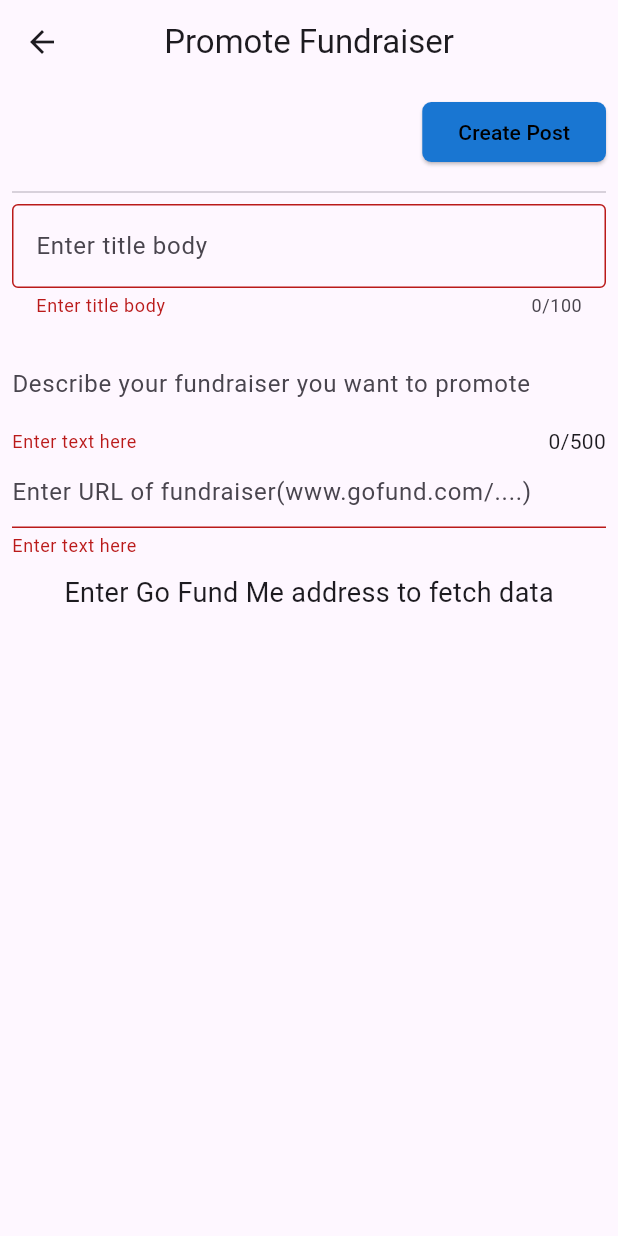
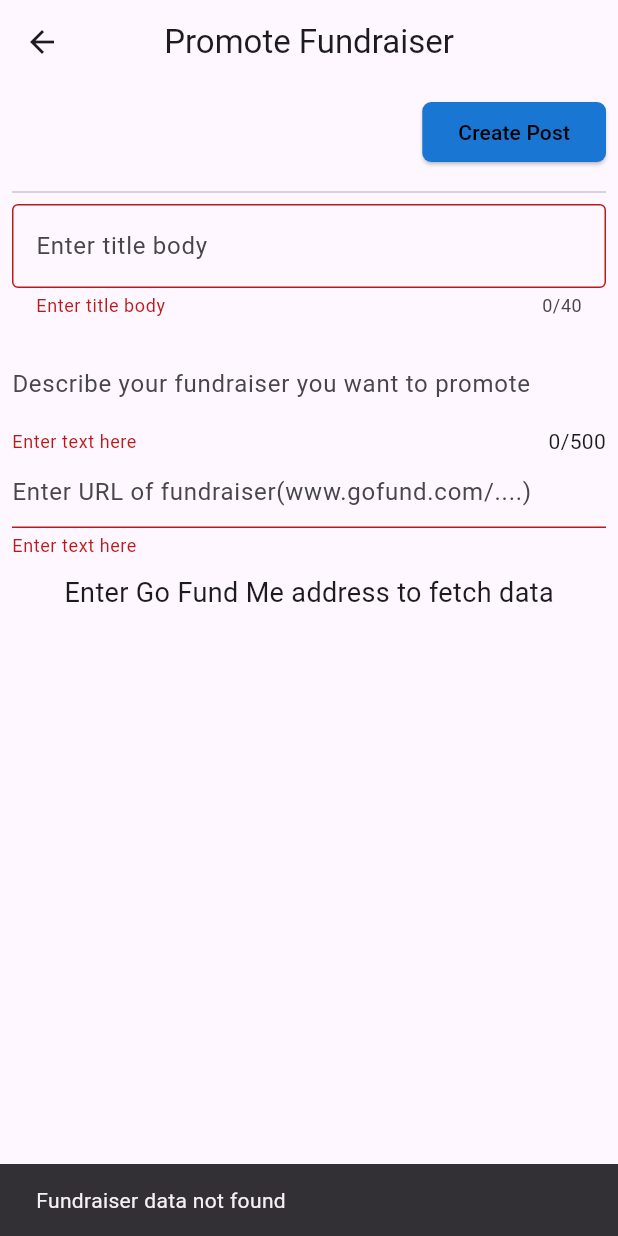
Before and after one commit to AF-Jama/FundLinker, a Flutter app: the MainScreen screen opened directly, item 2 of the bottom bar chosen, after a tap on "Create Post", on a phone screen of 412 x 824 dp. Run offline on Flutter 3.47's test engine with Material 3 defaults, Android fonts, the light colour scheme and no system bars; our stand-ins replace avatar_glow, cloud_firestore, dotted_border, firebase_auth, firebase_core, firebase_storage and 5 more; missing offline and left inert: redis_dart; accounts and stored records are empty; network calls fail.

Commit message:
Implemented post screen UI logic to display user post. Next steps: implement redis cache to limit direct db queries, further refactor and styling.

```diff
--- /dev/null
+++ b/lib/components/LoadingStats/LoadingStats.dart
@@ -0,0 +1,15 @@
+import 'package:flutter/material.dart';
+import 'package:shimmer/shimmer.dart';
+
+class LoadingState extends StatelessWidget {
+  const LoadingState({super.key});
+
+  @override
+  Widget build(BuildContext context) {
+    return Shimmer.fromColors(
+      baseColor: Colors.grey,
+      highlightColor: Colors.white,
+      child: const SizedBox(width: 220,child: Card()),
+      );
+  }
+}
--- a/lib/main.dart
+++ b/lib/main.dart
@@ -19,7 +19,7 @@ void main() async {
   options: DefaultFirebaseOptions.currentPlatform,
 
   );
-  // final RedisClient client  = await Redis.getRedisClient();
+  await Redis.getRedisClient();
   // await connectToFirebaseEmulator();
   runApp(const MyApp());
 }
--- a/lib/screens/CreateScreen/CreateScreen.dart
+++ b/lib/screens/CreateScreen/CreateScreen.dart
@@ -2,6 +2,7 @@
 
 import 'package:flutter/material.dart';
 import 'package:fundlinker/components/LoadingCard/LoadingCard.dart';
+import 'package:fundlinker/components/LoadingStats/LoadingStats.dart';
 import 'package:fundlinker/screens/MainScreen/MainScreen.dart';
 import 'package:fundlinker/utils/firebase.dart';
 import 'package:fundlinker/utils/utils.dart';
@@ -25,6 +26,8 @@ class _CreateScreenState extends State<CreateScreen> {
   final URLcontroller = TextEditingController(); // url controller
 
   String urlString = '';
+  bool isDataFound = false; // is data found state
+  Scrape? scrapeData; // scrape data state
 
 
   @override
@@ -47,8 +50,8 @@ class _CreateScreenState extends State<CreateScreen> {
 
                   ElevatedButton(
                     onPressed: () async {
-                      if(_formKey.currentState!.validate()){
-                        // triggered if descendants of form widget return true
+                      if(_formKey.currentState!.validate() && isDataFound){
+                        // triggered if descendants of form widget return true and data is found
                         try{
                           // throw "Error";
                           setState(() {
@@ -56,7 +59,7 @@ class _CreateScreenState extends State<CreateScreen> {
                           });
 
 
-                          await Firestore.addPost(headingController.value.text, bodyController.value.text, Authentication.uid!,URLcontroller.value.text);
+                          await Firestore.addPost(headingController.value.text, bodyController.value.text, Authentication.uid!,URLcontroller.value.text,scrapeData!.identifier,scrapeData!);
 
                           setState(() {
                             isSubmitting = false;
@@ -65,11 +68,16 @@ class _CreateScreenState extends State<CreateScreen> {
                           Navigator.of(context).pushAndRemoveUntil(MaterialPageRoute(builder: (context) => const MainScreen(),), (route) => false);
 
                         }catch(error){
+                          print(error);
                           setState(() {
                             isSubmitting = false;
                           });
                           ScaffoldMessenger.of(context).showSnackBar(const SnackBar(content: Text("Error posting, please try again later")));
                         }
+                      }
+
+                      else{
+                        ScaffoldMessenger.of(context).showSnackBar(const SnackBar(content: Text("Fundraiser data not found")));
                       }
 
 
@@ -99,7 +107,7 @@ class _CreateScreenState extends State<CreateScreen> {
                     border: OutlineInputBorder(),
                     hintText: 'Enter title body',
                   ),
-                  maxLength: 100,
+                  maxLength: 40,
                   validator: (value) {
                     if (value == null || value.isEmpty) {
                       return 'Enter title body';
@@ -195,18 +203,36 @@ class _CreateScreenState extends State<CreateScreen> {
 
                 const SizedBox(height: 10,),
 
+                // if(isDataFound)
+                //   Text("SUCCESFULL"),
+
+                // const SizedBox(height: 10,),
+
                 FutureBuilder(
                   future: getFundraiserData(urlString),
                   builder: (context, snapshot) {
                     if(urlString.isEmpty){
+                      isDataFound = false;
+                      scrapeData = null;
                       return const Center(child: Text("Enter Go Fund Me address to fetch data",style: TextStyle(fontSize: 18.0),));
                     }
 
-                    if(snapshot.data==null){
-                      return const Center(child: Text("No data found, at this moment",style: TextStyle(fontSize: 17.0),));
-                    }
+                      if(snapshot.data==null){
+                        isDataFound = false;
+                        scrapeData = null;
+                        return const Center(child: Text("No data found, at this moment",style: TextStyle(fontSize: 17.0),));
+                      }
 
                     if(snapshot.hasData){
+
+                      isDataFound = true;
+                      scrapeData = Scrape(
+                      currentTotal: snapshot.data!.currentTotal,
+                      donaters: snapshot.data!.donaters,
+                      goal: snapshot.data!.goal ,
+                      title: snapshot.data!.title,
+                      hero: snapshot.data!.hero,
+                      identifier: snapshot.data!.identifier);
 
                       return SizedBox(
                         height: 115,
@@ -256,15 +282,21 @@ class _CreateScreenState extends State<CreateScreen> {
                           ]));
                     }
 
+                    isDataFound = false;
+                    scrapeData = null;
 
-                  return Column(
-                  children: [
-                    LoadingCard(),
-                    LoadingCard(),
-                    LoadingCard(),
-                    LoadingCard(),
-                    LoadingCard(),
-                  ],);
+
+                  return SizedBox(
+                    height: 115 ,
+                    child: ListView(
+                      scrollDirection: Axis.horizontal,
+                      children: const [
+                        LoadingState(),
+                        LoadingState(),
+                        LoadingState()
+                      ],
+                    ),
+                  );
                   },)
 
 
--- a/lib/screens/MainScreen/MainScreen.dart
+++ b/lib/screens/MainScreen/MainScreen.dart
@@ -1,6 +1,7 @@
 import 'package:cloud_firestore/cloud_firestore.dart';
 import 'package:flutter/material.dart';
 import 'package:fundlinker/components/LoadingCard/LoadingCard.dart';
+import 'package:fundlinker/components/LoadingStats/LoadingStats.dart';
 import 'package:fundlinker/utils/utils.dart';
 import 'package:shimmer/shimmer.dart';
 import 'package:fundlinker/utils/firebase.dart';
@@ -91,25 +92,29 @@ class _MainScreenState extends State<MainScreen> {
           child: Column(
             crossAxisAlignment: CrossAxisAlignment.start,
             children: [
-              SizedBox(
+              FutureBuilder(
+                future: Future.wait([Firestore.getNumberOfPosts(Authentication.uid!),Firestore.getUserFollowersCount(Authentication.uid!)]),
+                builder: (context, snapshot) {
+                  if(snapshot.hasData){
+                    return SizedBox(
                       height: 115,
                       child: ListView(
 
 
                         scrollDirection: Axis.horizontal,
-                  children: const [
+                        children: [
                           SizedBox(
                             width: 220,
                             child: Card(
                               child: Column(
                                 crossAxisAlignment: CrossAxisAlignment.start,
                                 children: [
-                          ListTile(title: Text("Total Fundraisers"),leading: Icon(Icons.star),),
-                          Align(alignment: Alignment.center,child: Text("4",style: TextStyle(fontSize: 18.0,fontWeight: FontWeight.bold,)))
+                                const ListTile(title: Text("Total Fundraisers"),leading: Icon(Icons.star),),
+                                Align(alignment: Alignment.center,child: Text("${snapshot.data![0]}",style: const TextStyle(fontSize: 18.0,fontWeight: FontWeight.bold,)))
                               ],),),
                           ),
 
-                    SizedBox(
+                          const SizedBox(
                             width: 220,
                             child: Card(
                               child: Column(
@@ -130,11 +135,11 @@ class _MainScreenState extends State<MainScreen> {
                               child: Column(
                                 crossAxisAlignment: CrossAxisAlignment.start,
                                 children: [
-                          ListTile(title: Text("Followers"),leading: Icon(Icons.person),),
+                                const ListTile(title: Text("Followers"),leading: Icon(Icons.person),),
                                 Row(
                                   mainAxisAlignment: MainAxisAlignment.center,
                                   children: [
-                              Text("400",style: TextStyle(fontSize: 18.0,fontWeight: FontWeight.bold,))
+                                    Text("${snapshot.data![1]}",style: const TextStyle(fontSize: 18.0,fontWeight: FontWeight.bold,))
                                   ],)
                               ],),),
                           ),
@@ -148,7 +153,22 @@ class _MainScreenState extends State<MainScreen> {
                           //       ListTile(title: Text("Card 4"),leading: Icon(Icons.album),)
                           //     ],),),
                           // )
-                  ]) ,),
+                        ]) ,);
+                  }
+
+                  return SizedBox(
+                    height: 115 ,
+                    child: ListView(
+                      scrollDirection: Axis.horizontal,
+                      children: const [
+                        LoadingState(),
+                        LoadingState(),
+                        LoadingState()
+                      ],
+                    ),
+                  );
+                },
+              ),
 
                   const SizedBox(height: 20,),
 
@@ -260,15 +280,76 @@ class _MainScreenState extends State<MainScreen> {
   }
 
   Widget userFeed(){
-    if(_posts.isEmpty){
-      if(!_loading && !_error){
-        return const Center(child: Text("You have no posts in your feed") ,);
-      }
+    // if(_posts.isEmpty){
+    //   if(!_loading && !_error){
+    //     return const Center(child: Text("You have no posts in your feed") ,);
+    //   }
+
+    //   if(_loading){
+    //     return const Center(child: CircularProgressIndicator(),);
+    //   }else if(_error){
+    //     return const Center(child: Text("Error fetching"));
+    //   }
+
+    //   return Column(
+    //     children: [
+    //       LoadingCard(),
+    //       LoadingCard(),
+    //       LoadingCard(),
+    //       LoadingCard(),
+    //       LoadingCard(),
+    //     ],);
+    // }
 
       if(_loading){
         return const Center(child: CircularProgressIndicator(),);
-      }else if(_error){
+      }
+
+      if(_error){
         return const Center(child: Text("Error fetching"));
+      }
+
+      if(_isLastPage && _posts.isEmpty){
+        return const Center(child: Text("End of feed"));
+      }
+
+      if(!_loading && !_error){
+        if(_posts.isEmpty){
+          return const Center(child: Text("You have no posts in your feed") ,);
+        }else{
+
+            return ListView.builder(
+                  controller: _scrollController,
+                  itemCount: _posts.length,
+                  itemBuilder: (context, index) {
+
+                    // if (_error) {
+                    //   return const Center(
+                    //       child: Text("Error")
+                    //   );
+                    // }
+
+                      final Post post = _posts[index];
+                      return Padding(
+                        padding: const EdgeInsets.all(15.0),
+                        child:PostCard(heading: post.heading, body: post.body, postId: post.postId, link: post.link, hero: post.hero ,profilePath: post.imgPath, datetime: post.timeCreated, likes: post.like,isLiked: post.isLiked,)
+                      );
+                    // if(!_loading && !_error){
+                    //   final Post post = _posts[index];
+                    //   return Padding(
+                    //     padding: const EdgeInsets.all(15.0),
+                    //     child:PostCard(heading: post.heading, body: post.body, postId: post.postId, link: post.link, hero: post.hero ,profilePath: post.imgPath, datetime: post.timeCreated, likes: post.like,isLiked: post.isLiked,)
+                    //   );
+
+                    // }
+
+                    // return const Center(
+                    //     child: Padding(
+                    //       padding: EdgeInsets.all(8),
+                    //       child: CircularProgressIndicator(),
+                    //     ));
+                  });
+        }
       }
 
       return Column(
@@ -279,34 +360,7 @@ class _MainScreenState extends State<MainScreen> {
           LoadingCard(),
           LoadingCard(),
         ],);
-    }
 
-    return ListView.builder(
-          controller: _scrollController,
-          itemCount: _posts.length,
-          itemBuilder: (context, index) {
-
-            if (_error) {
-              return const Center(
-                  child: Text("Error")
-              );
-            }
-
-            if(!_loading && !_error){
-              final Post post = _posts[index];
-              return Padding(
-                padding: const EdgeInsets.all(15.0),
-                child:PostCard(heading: post.heading, body: post.body, postId: post.postId, link: post.link, profilePath: post.imgPath, datetime: post.timeCreated, likes: post.like,isLiked: post.isLiked,)
-              );
-
-            }
-
-            return const Center(
-                child: Padding(
-                  padding: EdgeInsets.all(8),
-                  child: CircularProgressIndicator(),
-                ));
-          });
 
 
   }
--- a/lib/screens/UserScreen/UserScreen.dart
+++ b/lib/screens/UserScreen/UserScreen.dart
@@ -119,7 +119,7 @@ class _UserScreenState extends State<UserScreen> {
 
       final isPostLiked = await Firestore.isPostLiked(post.id, widget.user.uid);
 
-      return Post(imgPath: data['link'], heading: data['heading'], body: data['body'], postId: post.id, link: data['link'],timeCreated: data['time_created'],like: data['likes'],isLiked: isPostLiked);
+      return Post(imgPath: data['link'], heading: data['heading'], body: data['body'], postId: post.id, link: data['link'], hero: data['hero_image'],timeCreated: data['time_created'],like: data['likes'],isLiked: isPostLiked);
     },).toList());
 
       setState(() {
@@ -387,7 +387,7 @@ class _UserScreenState extends State<UserScreen> {
               final Post post = _posts[index];
               return Padding(
                 padding: const EdgeInsets.all(15.0),
-                child:PostCard(heading: post.heading, body: post.body, postId: post.postId, link: post.link, profilePath: widget.user.profilePath, datetime: post.timeCreated, likes: post.like,isLiked: post.isLiked,)
+                child:PostCard(heading: post.heading, body: post.body, postId: post.postId, link: post.link, hero: post.hero ,profilePath: widget.user.profilePath, datetime: post.timeCreated, likes: post.like,isLiked: post.isLiked,)
               );
 
             }
--- a/lib/utils/firebase.dart
+++ b/lib/utils/firebase.dart
@@ -40,7 +40,22 @@ class Firestore{
     });
   }
 
-  static Future<DocumentReference<Object?>> addPost(String heading, String body,String uid,String link) async {
+  static Future<DocumentReference<Object?>> addPost(String heading, String body,String uid,String link,String identifier,Scrape data) async {
+    // print("fundraiser:$identifier");
+
+    final Map<String,dynamic> mapData = {
+      'donaters': data.donaters,
+      'goal': data.goal,
+      'hero': data.hero,
+      'identifer': data.identifier,
+      'title': data.title,
+      'currentTotal': data.currentTotal,
+    };
+
+    await client.setMap("fundraiser:$identifier",mapData); // sets fundraiser hash map
+
+    await client.close();
+
     return await posts.add(<String,dynamic>{
       'heading':heading,
       'body':body,
@@ -49,6 +64,7 @@ class Firestore{
       // 'dislikes':0,
       'time_created':DateTime.now(),
       'link':link,
+      'hero_image':data.hero
     });
   }
 
@@ -108,7 +124,7 @@ class Firestore{
 
       final isPostLiked = await Firestore.isPostLiked(post.id, userUid); // returns bool if post is liked
 
-      return Post(imgPath: userData.profilePath, heading: postData['heading'], body: postData['body'], postId: post.id, link: postData['link'],timeCreated: postData['time_created'],like: postData['likes'],isLiked: isPostLiked);
+      return Post(imgPath: userData.profilePath, heading: postData['heading'], body: postData['body'], postId: post.id, link: postData['link'], hero: postData['hero_image'] ,timeCreated: postData['time_created'],like: postData['likes'],isLiked: isPostLiked);
 
     },).toList());
 
@@ -143,13 +159,15 @@ class Firestore{
     return Future.wait(userPostss.docs.map((post) async {
       final Map<String,dynamic> postData = post.data() as Map<String,dynamic>;
 
+      print(postData);
+
       final userUid = postData['uid']; // user id of post document
 
       final userData = await Firestore.getUser(userUid); // returns user object ?? cache
 
       final isPostLiked = await Firestore.isPostLiked(post.id, uid); // returns bool if post is liked
 
-      return Post(imgPath: userData.profilePath, heading: postData['heading'], body: postData['body'], postId: post.id, link: postData['link'],timeCreated: postData['time_created'],like: postData['likes'],isLiked: isPostLiked);
+      return Post(imgPath: userData.profilePath, heading: postData['heading'], body: postData['body'], postId: post.id, link: postData['link'], hero: postData['hero_image'],timeCreated: postData['time_created'],like: postData['likes'],isLiked: isPostLiked);
 
     },).toList());
 
@@ -177,7 +195,7 @@ class Firestore{
     return userPosts.docs.map((post) {
       final Map<String,dynamic> data = post.data() as Map<String,dynamic>;
 
-      return Post(imgPath: data['link'], heading: data['heading'], body: data['body'], postId: post.id, link: data['link'],timeCreated: data['time_created'],like: data['likes'],isLiked: true);
+      return Post(imgPath: data['link'], heading: data['heading'], body: data['body'], postId: post.id, link: data['link'], hero: data['hero_image'],timeCreated: data['time_created'],like: data['likes'],isLiked: true);
     },).toList();
 
 
@@ -292,6 +310,17 @@ class Firestore{
 
   }
 
+  static Future<int> getNumberOfPosts(String uid) async {
+    // returns number of user posts
+    final userPosts = await posts
+    .where("uid",isEqualTo: uid)
+    .get();
+
+    return userPosts.docs.length; // return number of user posts
+
+
+  }
+
   // static Future<void> addProfileImage(File file,String uid) async {
   //   final fileName = basename(file.path);
   //   final destination = 'files/$fileName';
--- a/lib/utils/utils.dart
+++ b/lib/utils/utils.dart
@@ -82,7 +82,7 @@ class Redis{
 
 
 class Post{
-  Post({ this.imgPath, required this.heading, required this.body, required this.postId, required this.link, required this.like ,required this.timeCreated, required this.isLiked });
+  Post({ this.imgPath, required this.heading, required this.body, required this.postId, required this.link, required this.like , required this.hero,required this.timeCreated, required this.isLiked });
 
   String? imgPath; // img path can be actual path or null
   final String heading;
@@ -90,6 +90,7 @@ class Post{
   final String postId;
   final String link;
   final int like;
+  final String hero;
   final Timestamp timeCreated;
   final bool isLiked;
 }
@@ -110,12 +111,14 @@ class AppUser{
 }
 
 class Scrape{
-  Scrape({ required this.currentTotal, required this.donaters, required this.goal, required this.title  });
+  Scrape({ required this.currentTotal, required this.donaters, required this.goal, required this.title, required this.hero, required this.identifier  });
 
   final String currentTotal;
   final String donaters;
   final String goal;
   final String title;
+  final String hero;
+  final String identifier;
 
 }
 
@@ -130,7 +133,7 @@ Future<Scrape?> getFundraiserData(String url) async {
         throw Exception("Unable to fetch data");
       }
 
-      return Scrape(currentTotal: data['data']['current_total'], donaters: data['data']['donaters'], goal: data['data']['goal'], title: data['data']['title']);
+      return Scrape(currentTotal: data['data']['current_total'], donaters: data['data']['donaters'], goal: data['data']['goal'], title: data['data']['title'],hero: data['data']['hero'],identifier: data['data']['identifer']);
     }else{
       throw Exception("Could not fetch fundraiser data");
     }
```
Also changed, not shown: lib/components/PostCard/PostCard.dart (+6 -3 lines), lib/screens/PostScreen/PostScreen.dart (+30 -18 lines), assets/images/no-image-icon.png (added), 1 other file. Lines whose indentation alone changed are shown as unchanged.
